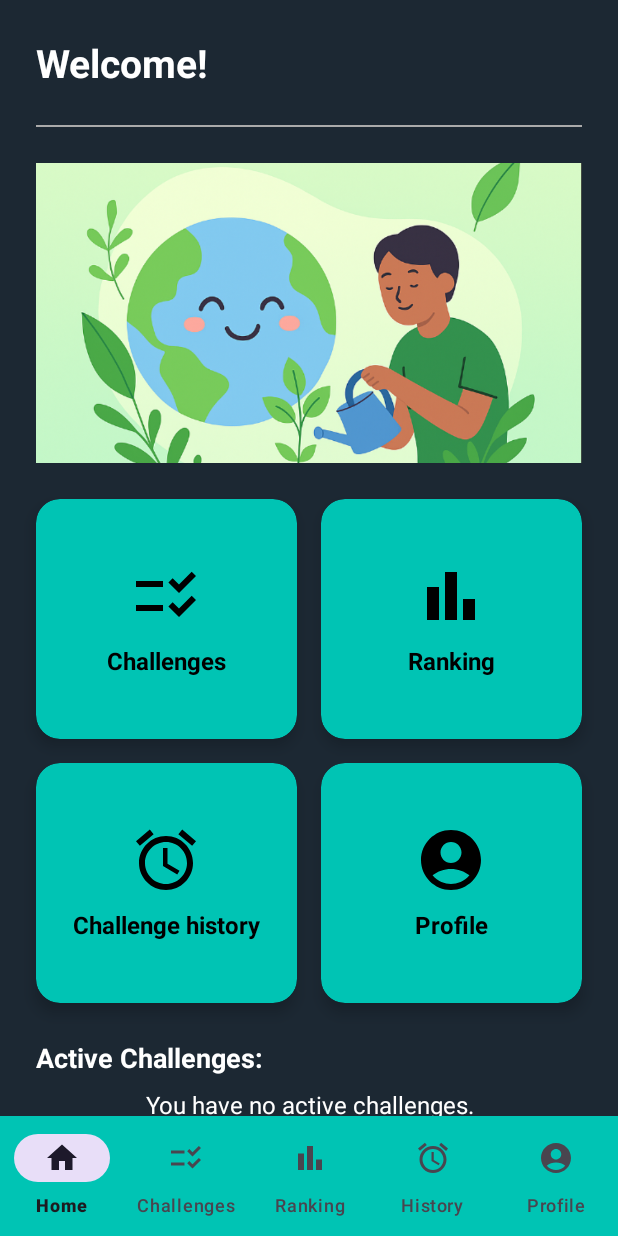
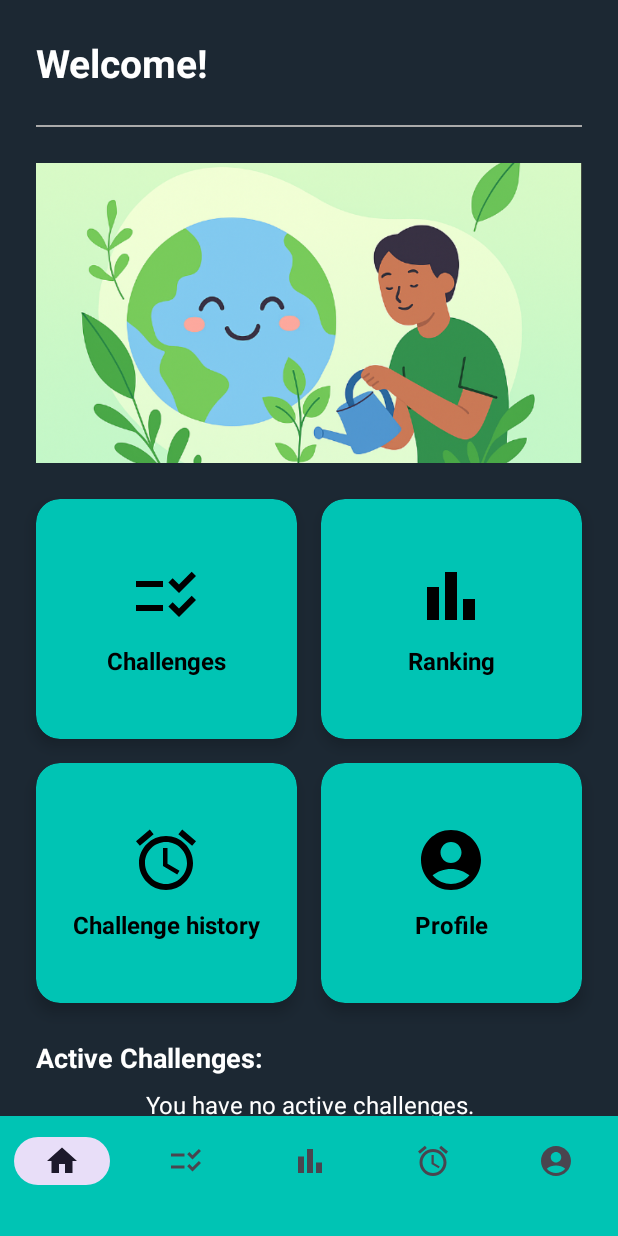
Before and after one commit to IanGalarza/TP-INTEGRADOR-MODULO_NATIVO-ECOTRACKER, an Android app: the screen it shows after launch once a user with an empty profile is signed in (MainActivity), on a phone screen of 412 x 824 dp. Run offline under Robolectric (Android 15) with nearby library versions, the phone set to English and light mode, and no system bars; our stand-ins replace Firebase (no records; nobody signed in at launch, a user with empty details on screens opened directly).

Commit message:
fix: bottom_navbar que se bugeaba en las distintas vistas

```diff
--- a/app/src/main/java/com/example/proyectointegrador/history/fragments/ChallengeHistoryFragment.kt
+++ b/app/src/main/java/com/example/proyectointegrador/history/fragments/ChallengeHistoryFragment.kt
@@ -166,7 +166,6 @@ class ChallengeHistoryFragment : Fragment() {
         updateUIWithChallenges(filtered)
     }
 
-
     private fun updateUIWithChallenges(challenges: List<Challenge>) {
         if (challenges.isEmpty()) {
             noHistoryText.visibility = View.VISIBLE
--- a/app/src/main/res/layout/activity_challenge_detail.xml
+++ b/app/src/main/res/layout/activity_challenge_detail.xml
@@ -24,10 +24,10 @@
     <com.google.android.material.bottomnavigation.BottomNavigationView
         android:id="@+id/bottom_navigation"
         android:layout_width="0dp"
-        android:layout_height="wrap_content"
+        android:layout_height="80dp"
         android:background="@color/aqua_green"
         app:menu="@menu/bottom_nav_menu"
-        app:labelVisibilityMode="labeled"
+        app:labelVisibilityMode="unlabeled"
         app:itemIconSize="24dp"
         app:layout_constraintBottom_toBottomOf="parent"
         app:layout_constraintStart_toStartOf="parent"
--- a/app/src/main/res/layout/activity_detail.xml
+++ b/app/src/main/res/layout/activity_detail.xml
@@ -20,10 +20,10 @@
     <com.google.android.material.bottomnavigation.BottomNavigationView
         android:id="@+id/bottom_navigation"
         android:layout_width="0dp"
-        android:layout_height="wrap_content"
+        android:layout_height="80dp"
         android:background="@color/aqua_green"
         app:menu="@menu/bottom_nav_menu"
-        app:labelVisibilityMode="labeled"
+        app:labelVisibilityMode="unlabeled"
         app:itemIconSize="24dp"
         app:layout_constraintBottom_toBottomOf="parent"
         app:layout_constraintStart_toStartOf="parent"
--- a/app/src/main/res/layout/activity_history.xml
+++ b/app/src/main/res/layout/activity_history.xml
@@ -26,10 +26,10 @@
     <com.google.android.material.bottomnavigation.BottomNavigationView
         android:id="@+id/bottom_navigation"
         android:layout_width="0dp"
-        android:layout_height="wrap_content"
+        android:layout_height="80dp"
         android:background="@color/aqua_green"
         app:menu="@menu/bottom_nav_menu"
-        app:labelVisibilityMode="labeled"
+        app:labelVisibilityMode="unlabeled"
         app:itemIconSize="24dp"
         app:layout_constraintBottom_toBottomOf="parent"
         app:layout_constraintStart_toStartOf="parent"
--- a/app/src/main/res/layout/activity_main.xml
+++ b/app/src/main/res/layout/activity_main.xml
@@ -311,13 +311,16 @@
     <com.google.android.material.bottomnavigation.BottomNavigationView
         android:id="@+id/bottom_navigation"
         android:layout_width="0dp"
-        android:layout_height="wrap_content"
+        android:layout_height="80dp"
         android:background="@color/aqua_green"
         app:menu="@menu/bottom_nav_menu"
-        app:labelVisibilityMode="labeled"
+        app:labelVisibilityMode="unlabeled"
         app:itemIconSize="24dp"
+        android:paddingTop="-10dp"
+        android:paddingBottom="20dp"
         app:layout_constraintBottom_toBottomOf="parent"
         app:layout_constraintStart_toStartOf="parent"
         app:layout_constraintEnd_toEndOf="parent" />
 
+
 </androidx.constraintlayout.widget.ConstraintLayout>
--- a/app/src/main/res/layout/activity_profile.xml
+++ b/app/src/main/res/layout/activity_profile.xml
@@ -24,10 +24,10 @@
     <com.google.android.material.bottomnavigation.BottomNavigationView
         android:id="@+id/bottom_navigation"
         android:layout_width="0dp"
-        android:layout_height="wrap_content"
+        android:layout_height="80dp"
         android:background="@color/aqua_green"
         app:menu="@menu/bottom_nav_menu"
-        app:labelVisibilityMode="labeled"
+        app:labelVisibilityMode="unlabeled"
         app:itemIconSize="24dp"
         app:layout_constraintBottom_toBottomOf="parent"
         app:layout_constraintStart_toStartOf="parent"
--- a/app/src/main/res/layout/activity_ranking.xml
+++ b/app/src/main/res/layout/activity_ranking.xml
@@ -25,10 +25,10 @@
     <com.google.android.material.bottomnavigation.BottomNavigationView
         android:id="@+id/bottom_navigation"
         android:layout_width="0dp"
-        android:layout_height="wrap_content"
+        android:layout_height="80dp"
         android:background="@color/aqua_green"
         app:menu="@menu/bottom_nav_menu"
-        app:labelVisibilityMode="labeled"
+        app:labelVisibilityMode="unlabeled"
         app:itemIconSize="24dp"
         app:layout_constraintBottom_toBottomOf="parent"
         app:layout_constraintStart_toStartOf="parent"
```
